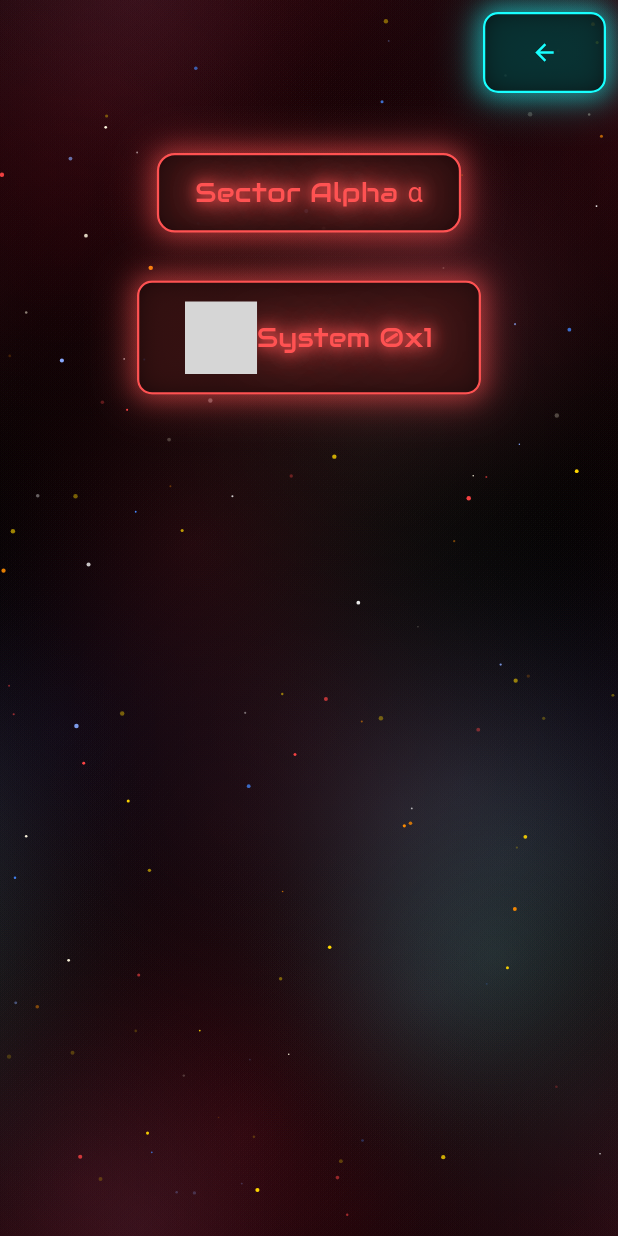
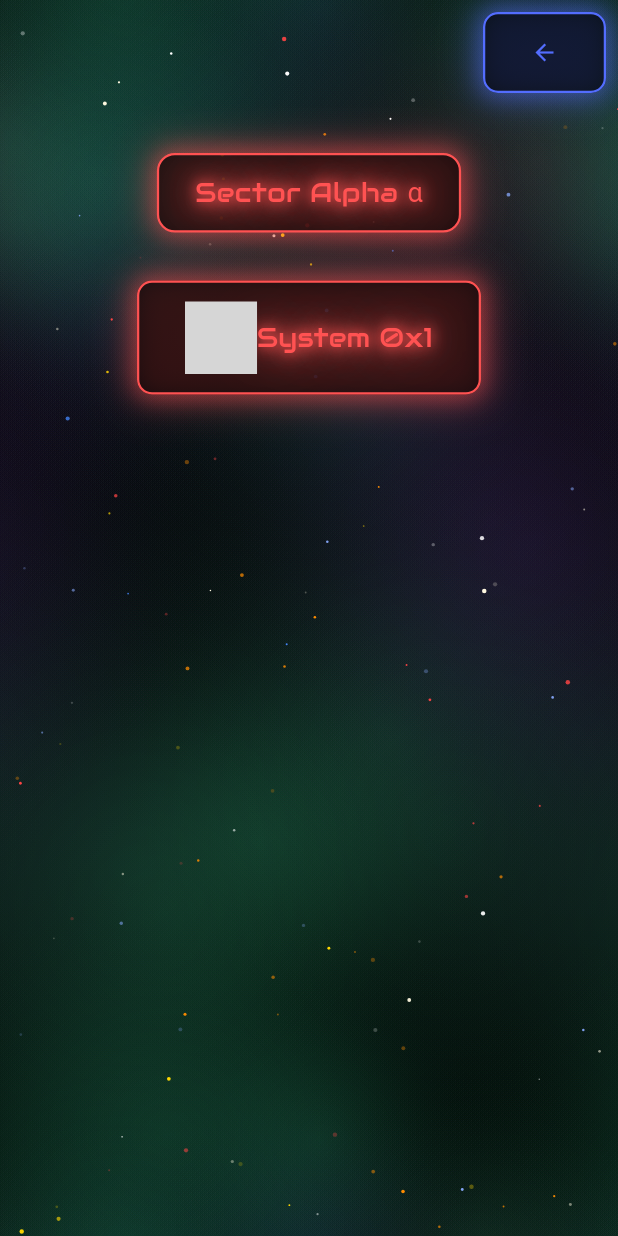
Before and after one commit to ArielM24/galaxy_defender, a Flutter app: the GalacticMapPage screen opened by its route, on a phone screen of 412 x 824 dp. Run offline on Flutter 3.47's test engine with Material 3 defaults, Android fonts, the phone set to English and light mode, and no system bars; our stand-ins replace go_router; missing offline and left inert: flame, icons_flutter, ultimate_flutter_icons; grey boxes are pictures that could not be loaded.

Commit message:
settings repository

```diff
--- /dev/null
+++ b/lib/data/model/settings_data.dart
@@ -0,0 +1,6 @@
+import 'package:flutter/material.dart';
+
+class SettingsData {
+  Color hudColor;
+  SettingsData({this.hudColor = Colors.indigoAccent});
+}
--- /dev/null
+++ b/lib/data/providers/settings_provider.dart
@@ -0,0 +1,7 @@
+import 'package:flutter/material.dart';
+import 'package:galaxy_defender/data/model/settings_data.dart';
+
+class SettingsProvider extends ChangeNotifier {
+  SettingsData settingsData;
+  SettingsProvider({required this.settingsData});
+}
--- a/lib/data/util/enums.dart
+++ b/lib/data/util/enums.dart
@@ -14,7 +14,7 @@ enum ShipFaction {
   amethyst("amethyst", 0xff730fde),
   citrine("citrine", 0xFFFFD700),
   aquamarine("aquamarine", 0xff01e7ee),
-  opal("opal", 0xFFE8E4D8),
+  quartz("quartz", 0xFFE8E4D8),
   spinel("spinel", 0xFFe0218a),
   topazCrusher("topazCrusher", 0xFFFF8C00);
 
--- a/lib/ui/app/pages/galactic_map_page.dart
+++ b/lib/ui/app/pages/galactic_map_page.dart
@@ -1,5 +1,6 @@
 import 'package:flutter/material.dart';
 import 'package:galaxy_defender/data/providers/game_state_provider.dart';
+import 'package:galaxy_defender/data/providers/settings_provider.dart';
 import 'package:galaxy_defender/ui/app/pages/main_menu_page.dart';
 import 'package:galaxy_defender/ui/widgets/neon_back_buton.dart';
 import 'package:galaxy_defender/ui/widgets/neon_button.dart';
@@ -10,7 +11,12 @@ import 'package:ultimate_flutter_icons/flutter_icons.dart';
 class GalacticMapPage extends StatelessWidget {
   static final String route = "/map";
   final GameStateProvider gameStateProvider;
-  const GalacticMapPage({super.key, required this.gameStateProvider});
+  final SettingsProvider settingsProvider;
+  const GalacticMapPage({
+    super.key,
+    required this.gameStateProvider,
+    required this.settingsProvider,
+  });
 
   @override
   Widget build(BuildContext context) {
@@ -20,7 +26,10 @@ class GalacticMapPage extends StatelessWidget {
         child: Center(
           child: Column(
             children: [
-              NeonBackButon(backRoute: MainMenuPage.route),
+              NeonBackButon(
+                backRoute: MainMenuPage.route,
+                color: settingsProvider.settingsData.hudColor,
+              ),
               NeonText(text: "Sector Alpha α", color: Colors.redAccent),
               NeonButton(
                 text: "System 0x1",
--- a/lib/ui/widgets/neon_back_buton.dart
+++ b/lib/ui/widgets/neon_back_buton.dart
@@ -4,7 +4,12 @@ import 'package:go_router/go_router.dart';
 
 class NeonBackButon extends StatelessWidget {
   final String backRoute;
-  const NeonBackButon({super.key, required this.backRoute});
+  final Color color;
+  const NeonBackButon({
+    super.key,
+    required this.backRoute,
+    required this.color,
+  });
 
   @override
   Widget build(BuildContext context) {
@@ -12,6 +17,7 @@ class NeonBackButon extends StatelessWidget {
       alignment: Alignment.bottomRight,
       child: NeonButton(
         icon: Icons.arrow_back,
+        color: color,
         margin: 8,
         onTap: () {
           context.go(backRoute);
--- a/lib/ui/widgets/neon_button.dart
+++ b/lib/ui/widgets/neon_button.dart
@@ -11,7 +11,7 @@ class NeonButton extends StatelessWidget {
   final double? iconSize;
   const NeonButton({
     this.text = "",
-    this.color = Colors.cyanAccent,
+    required this.color,
     this.margin = 0,
     this.onTap,
     this.icon,
--- a/lib/ui/widgets/neon_text.dart
+++ b/lib/ui/widgets/neon_text.dart
@@ -15,7 +15,7 @@ class NeonText extends StatelessWidget {
     this.icon,
     this.iconSize,
     this.ficon,
-    this.color = Colors.cyanAccent,
+    required this.color,
   });
 
   @override
```
Also changed, not shown: assets/levels/debug_level1.json (+5 -5 lines), lib/data/repository/settings_repository.dart (added, +7 -0 lines), lib/main.dart (+17 -6 lines), lib/ui/app/overlays/pause_button_overlay.dart (+8 -1 lines), lib/ui/app/overlays/pause_overlay.dart (+8 -1 lines), lib/ui/app/overlays/system_overlay.dart (+12 -2 lines), lib/ui/app/pages/game_page.dart (+25 -7 lines), lib/ui/app/pages/main_menu_page.dart (+8 -1 lines), lib/ui/game/components/map/map_enemi_counter.dart (+14 -6 lines), lib/ui/game/components/map/mini_map_component.dart (+31 -8 lines), lib/ui/game/components/map/player_position_hud.dart (+12 -2 lines), lib/ui/game/galaxy_game.dart (+8 -5 lines).
